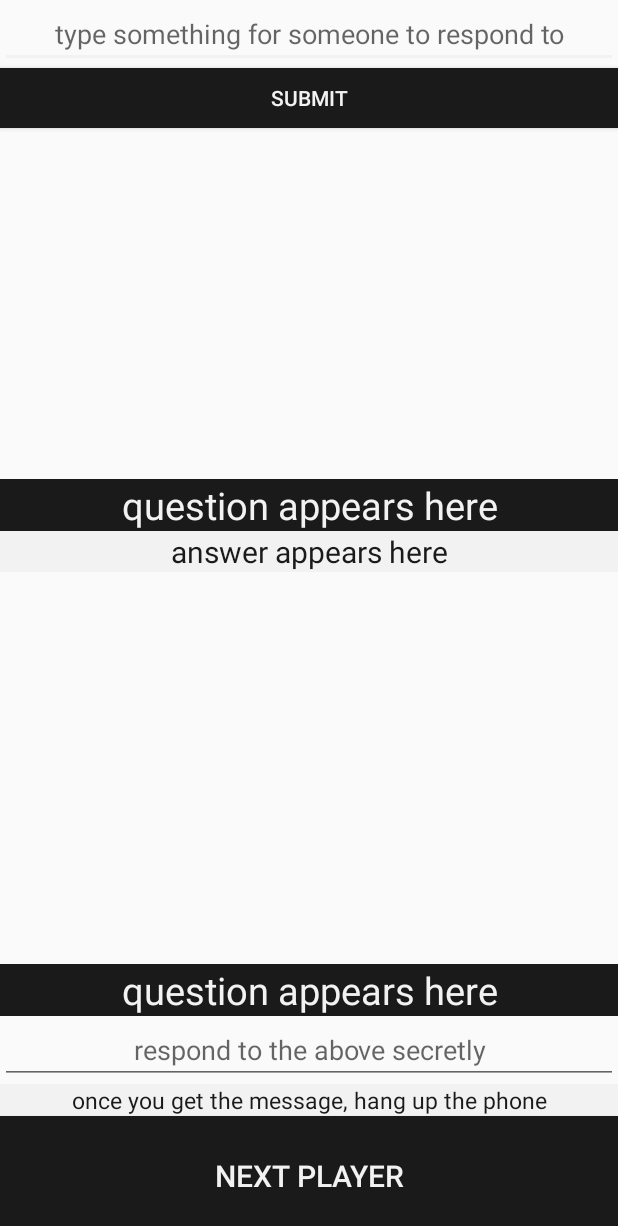
After one commit to elliottdehn/revel, an Android app: the layout fragment_game.xml on its own in the app's theme, with its tools: preview values and no code run, on a phone screen of 412 x 824 dp. The commit adds this screen. Shown: the top 1226 px of the screen. Run offline under Robolectric (Android 15) with nearby library versions, the phone set to English and light mode, and no system bars.

Commit message:
Fixed fragment related bug. Still some issues with code styling and name convention, but I am currently just working through the MVP of the app.

```diff
--- a/app/src/main/java/com/gregory/revelation/MainActivity.java
+++ b/app/src/main/java/com/gregory/revelation/MainActivity.java
@@ -4,6 +4,7 @@ import android.net.Uri;
 import android.support.v4.app.Fragment;
 import android.support.v4.app.FragmentManager;
 import android.support.v4.app.FragmentTransaction;
+import android.support.v7.app.ActionBar;
 import android.support.v7.app.AppCompatActivity;
 import android.os.Bundle;
 
@@ -12,15 +13,21 @@ public class MainActivity extends AppCompatActivity implements OnFragmentInterac
     @Override
     protected void onCreate(Bundle savedInstanceState) {
         super.onCreate(savedInstanceState);
-        getSupportActionBar().hide();
+        ActionBar bar = getSupportActionBar();
+        if(bar != null){
+            bar.hide();
+        }
+
         setContentView(R.layout.activity_main);
 
-        Fragment fragment = new Intro();
+        if(savedInstanceState == null) { //this is done so that rotations don't reset the fragment
+            Fragment fragment = new Intro();
 
-        FragmentManager fm = getSupportFragmentManager();
-        FragmentTransaction transaction = fm.beginTransaction();
-        transaction.replace(R.id.contentFragment, fragment);
-        transaction.commit();
+            FragmentManager fm = getSupportFragmentManager();
+            FragmentTransaction transaction = fm.beginTransaction();
+            transaction.replace(R.id.contentFragment, fragment);
+            transaction.commit();
+        }
     }
 
     public void onFragmentInteraction(int id) {
--- /dev/null
+++ b/app/src/main/res/layout/fragment_game.xml
@@ -0,0 +1,100 @@
+<?xml version="1.0" encoding="utf-8"?>
+<android.support.constraint.ConstraintLayout xmlns:android="http://schemas.android.com/apk/res/android"
+    xmlns:app="http://schemas.android.com/apk/res-auto"
+    android:layout_width="match_parent"
+    android:layout_height="match_parent">
+
+    <EditText
+        android:id="@+id/editQuestion"
+        android:layout_width="match_parent"
+        android:layout_height="wrap_content"
+        android:inputType="textAutoCorrect"
+        android:gravity="center"
+        android:hint="@string/enterQuestion"
+        app:layout_constraintTop_toTopOf="parent" />
+
+    <Button
+        android:id="@+id/submitButton"
+        android:layout_width="match_parent"
+        android:layout_height="40dp"
+        android:background="@color/colorPrimaryDark"
+        android:text="@string/submit"
+        android:textColor="@color/colorAccent"
+        app:layout_constraintTop_toBottomOf="@id/editQuestion" />
+
+    <TextView
+        android:id="@+id/questionShow"
+        android:layout_width="match_parent"
+        android:layout_height="wrap_content"
+        android:background="@color/colorPrimaryDark"
+        android:gravity="center"
+        android:text="@string/questionAppears"
+        android:textColor="@color/colorAccent"
+        android:textSize="25sp"
+        app:layout_constraintBottom_toTopOf="@id/guideline2"/>
+
+    <android.support.constraint.Guideline
+        android:id="@+id/guideline2"
+        android:layout_width="wrap_content"
+        android:layout_height="wrap_content"
+        android:orientation="horizontal"
+        app:layout_constraintBottom_toTopOf="@id/nextButton"
+        app:layout_constraintGuide_percent="0.43"
+        app:layout_constraintTop_toTopOf="parent" />
+
+    <TextView
+        android:id="@+id/answerShow"
+        android:layout_width="match_parent"
+        android:layout_height="wrap_content"
+        android:background="@color/colorAccent"
+        android:gravity="center"
+        android:text="@string/answerAppears"
+        android:textColor="@color/colorPrimaryDark"
+        android:textSize="20sp"
+        app:layout_constraintTop_toBottomOf="@+id/questionShow" />
+
+    <TextView
+        android:id="@+id/questionForPlayer"
+        android:layout_width="match_parent"
+        android:layout_height="wrap_content"
+        android:background="@color/colorPrimaryDark"
+        android:gravity="center"
+        android:text="@string/questionAppears"
+        android:textColor="@color/colorAccent"
+        android:textSize="25sp"
+        app:layout_constraintBottom_toTopOf="@+id/editAnswer" />
+
+    <EditText
+        android:id="@+id/editAnswer"
+        android:inputType="textAutoCorrect"
+        android:layout_width="match_parent"
+        android:layout_height="wrap_content"
+        android:gravity="center"
+        android:hint="@string/respondToAbove"
+        app:layout_constraintBottom_toTopOf="@id/flavorText" />
+
+    <TextView
+        android:id="@+id/flavorText"
+        android:layout_width="match_parent"
+        android:layout_height="wrap_content"
+        android:background="@color/colorAccent"
+        android:gravity="center"
+        android:text="@string/flavorTextDefault"
+        android:textColor="@color/colorPrimaryDark"
+        android:textSize="15sp"
+        app:layout_constraintBottom_toTopOf="@id/nextButton" />
+
+    <Button
+        android:id="@+id/nextButton"
+        android:layout_width="match_parent"
+        android:textSize="20sp"
+        android:layout_height="80dp"
+        android:background="@color/colorPrimaryDark"
+        android:text="@string/next_player"
+        android:textColor="@color/colorAccent"
+        app:layout_constraintBottom_toBottomOf="parent" />
+
+
+
+
+</android.support.constraint.ConstraintLayout>
--- a/app/src/main/res/values/strings.xml
+++ b/app/src/main/res/values/strings.xml
@@ -11,5 +11,11 @@
     <string name="playersJoinLeave">players can join and leave</string>
 
     <!-- TODO: Remove or change this placeholder text -->
-    <string name="hello_blank_fragment">Hello blank fragment</string>
+    <string name="enterQuestion">type something for someone to respond to</string>
+    <string name="flavorTextDefault">once you get the message, hang up the phone</string>
+    <string name="next_player">Next Player</string>
+    <string name="questionAppears">question appears here</string>
+    <string name="answerAppears">answer appears here</string>
+    <string name="submit">Submit</string>
+    <string name="respondToAbove">respond to the above secretly</string>
 </resources>
```
